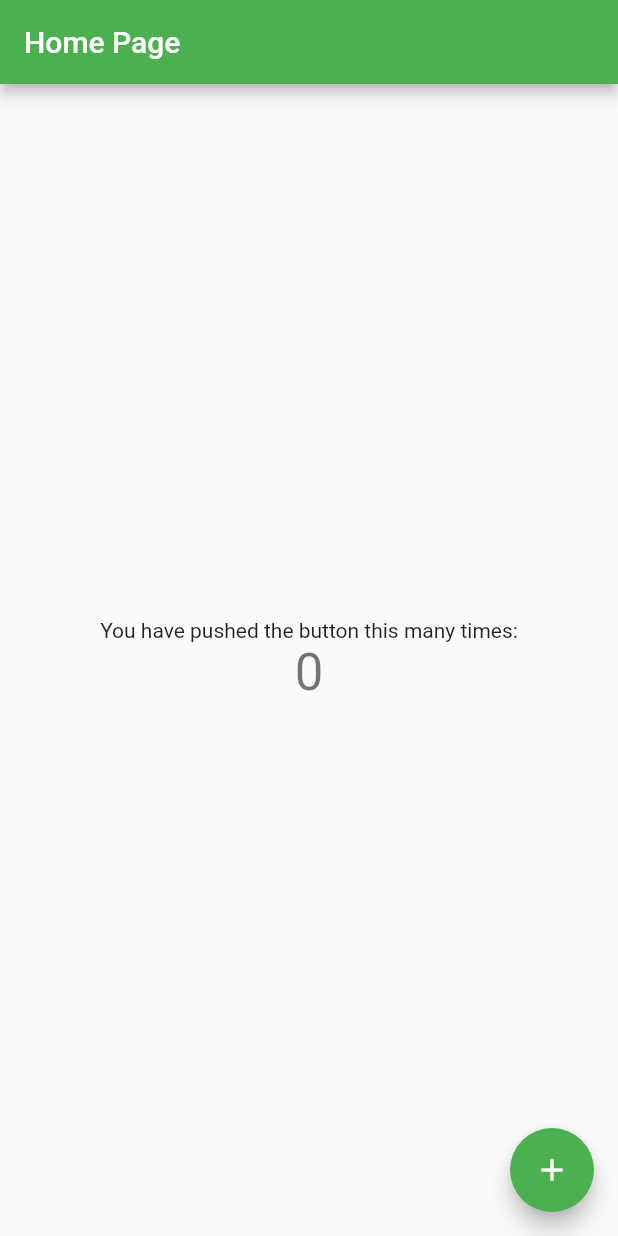
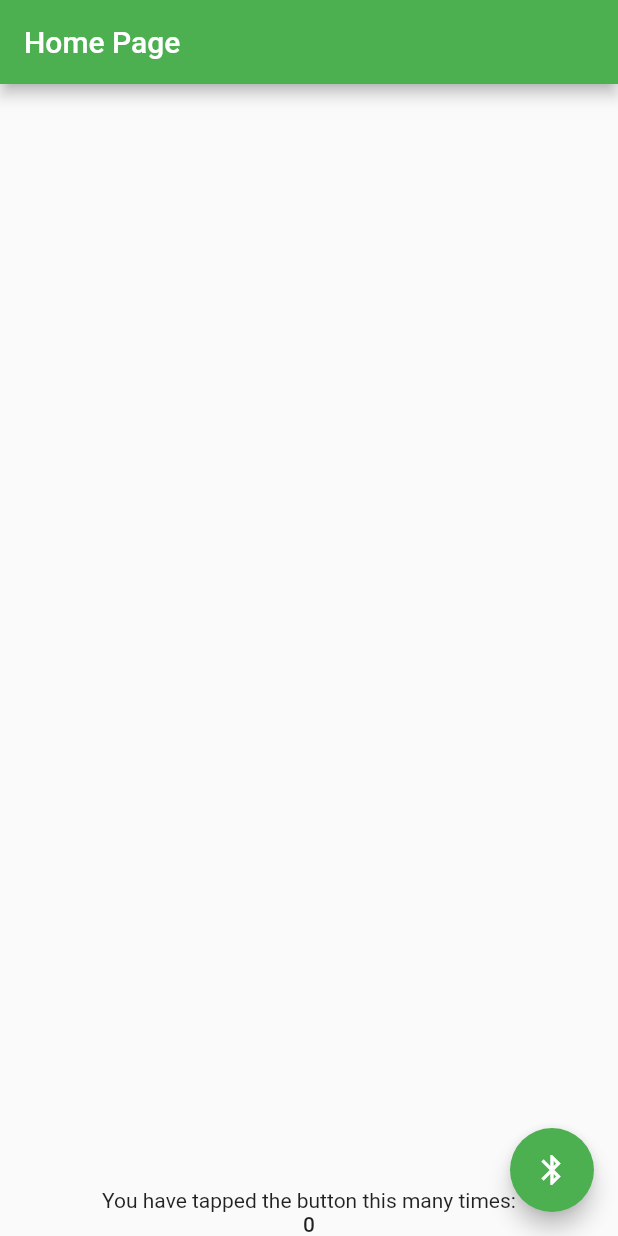
Before and after one commit to rohan20/flutter-myapp, a Flutter app: the screen it shows after launch, on a phone screen of 412 x 824 dp. Run offline on Flutter 3.47's test engine with Material 2 defaults, Android fonts, the phone set to English and light mode, and no system bars.

Commit message:
experimenting with Hot Reload

```diff
--- a/lib/main.dart
+++ b/lib/main.dart
@@ -87,14 +87,14 @@ class _MyHomePageState extends State<MyHomePage> {
           // center the children vertically; the main axis here is the vertical
           // axis because Columns are vertical (the cross axis would be
           // horizontal).
-          mainAxisAlignment: MainAxisAlignment.center,
+          mainAxisAlignment: MainAxisAlignment.end,
           children: <Widget>[
             new Text(
-              'You have pushed the button this many times:',
+              'You have tapped the button this many times:',
             ),
             new Text(
               '$_counter',
-              style: Theme.of(context).textTheme.display1,
+              style: Theme.of(context).textTheme.body2,
             ),
           ],
         ),
@@ -102,7 +102,7 @@ class _MyHomePageState extends State<MyHomePage> {
       floatingActionButton: new FloatingActionButton(
         onPressed: _incrementCounter,
         tooltip: 'Increment',
-        child: new Icon(Icons.add),
+        child: new Icon(Icons.bluetooth),
       ), // This trailing comma makes auto-formatting nicer for build methods.
     );
   }
```
